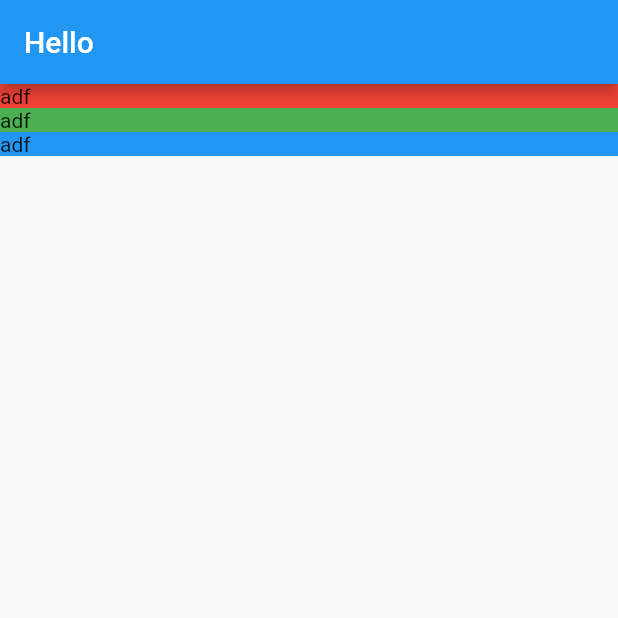
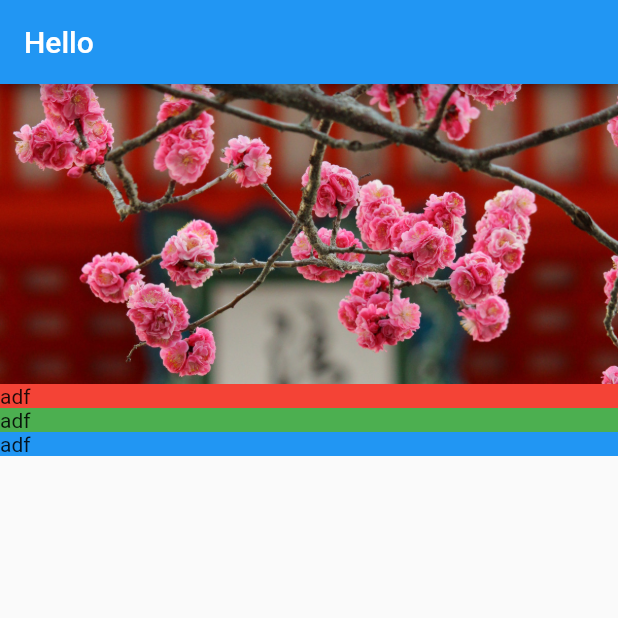
Before and after one commit to learn-code-share/flutter-getting-started, a Flutter app: the screen it shows after launch, on a phone screen of 412 x 824 dp, the top half of it. Run offline on Flutter 3.47's test engine with Material 2 defaults, Android fonts, the phone set to English and light mode, and no system bars.

Commit message:
created image banner

```diff
--- /dev/null
+++ b/lib/screens/location_details/image_banner.dart
@@ -0,0 +1,16 @@
+import 'package:flutter/material.dart';
+
+class ImageBanner extends StatelessWidget{
+  final String _assetPath;
+
+  ImageBanner(this._assetPath);
+
+  @override
+  Widget build(BuildContext context){
+    return Container(
+      constraints: BoxConstraints.expand(height: 200.0),
+      decoration: BoxDecoration(color: Colors.grey),
+      child: Image.asset(_assetPath, fit: BoxFit.cover,)
+    );
+  }
+}
--- a/lib/screens/location_details/location_details.dart
+++ b/lib/screens/location_details/location_details.dart
@@ -1,4 +1,5 @@
 import 'package:flutter/material.dart';
+import 'package:flutter_application_1/screens/location_details/image_banner.dart';
 import 'text_section.dart';
 
 class LocationDetails extends StatelessWidget {
@@ -12,6 +13,7 @@ class LocationDetails extends StatelessWidget {
           mainAxisAlignment: MainAxisAlignment.start,
           crossAxisAlignment: CrossAxisAlignment.stretch,
           children: [
+            ImageBanner("assets/images/kiyomizu-dera.jpg"),
             TextSection(Colors.red),
             TextSection(Colors.green),
             TextSection(Colors.blue),
--- a/pubspec.yaml
+++ b/pubspec.yaml
@@ -46,7 +46,7 @@ flutter:
 
   # To add assets to your application, add an assets section, like this:
   assets:
-    - assets/images/  # Either we can import a single file like images/xyz.png or we can import the hold directory
+    - assets/images/
 
   # An image asset can refer to one or more resolution-specific "variants", see
   # https://flutter.dev/assets-and-images/#resolution-aware.
```
Also changed, not shown: assets/images/kiyomizu-dera.jpg (renamed from lib/assets/images/kiyomizu-dera.jpg).
